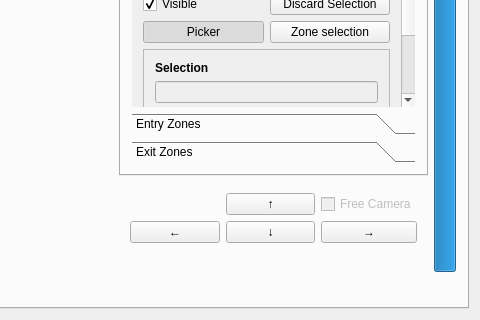
This is game_editor/mainwindow.ui in Plaristote/fallout-equestria as Qt 5 draws it before an edit; both pictures show x 363 to 843 and y 209 to 529 of the 843 by 529 pixel window. The edited form follows.
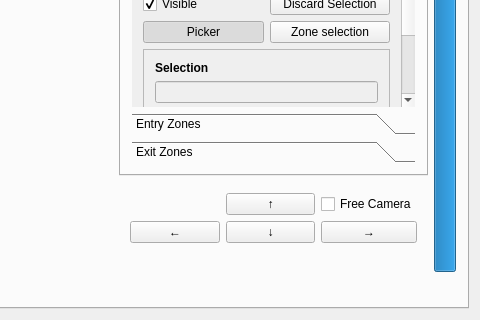
This is the edited form. The open tabs and pages were chosen to show the change. Custom widgets are drawn as their Qt base class.

Diff of the .ui file:
```diff
--- a/game_editor/mainwindow.ui
+++ b/game_editor/mainwindow.ui
@@ -1183,7 +1183,7 @@
            <item row="0" column="2">
             <widget class="QCheckBox" name="freeCamera">
              <property name="enabled">
-              <bool>false</bool>
+              <bool>true</bool>
              </property>
              <property name="text">
               <string>Free Camera</string>
```
Left out of the diff: 5 changed lines with no effect on the pictures.
